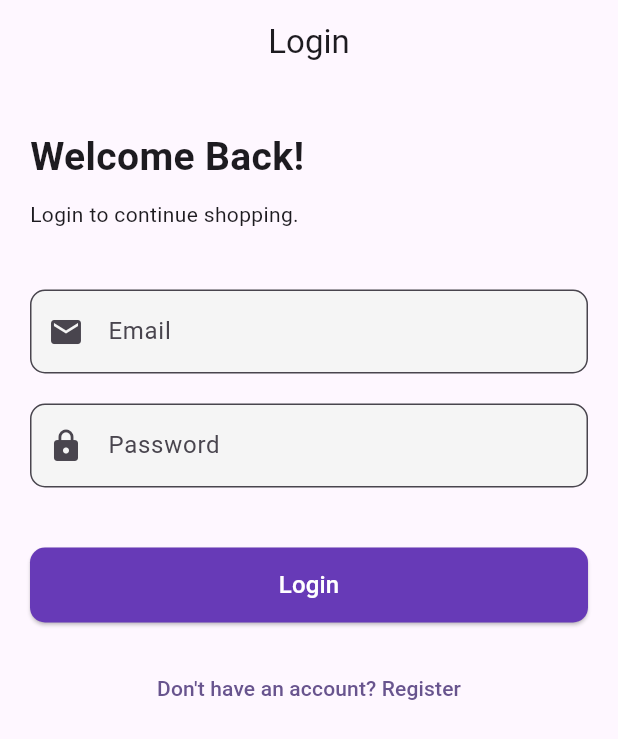
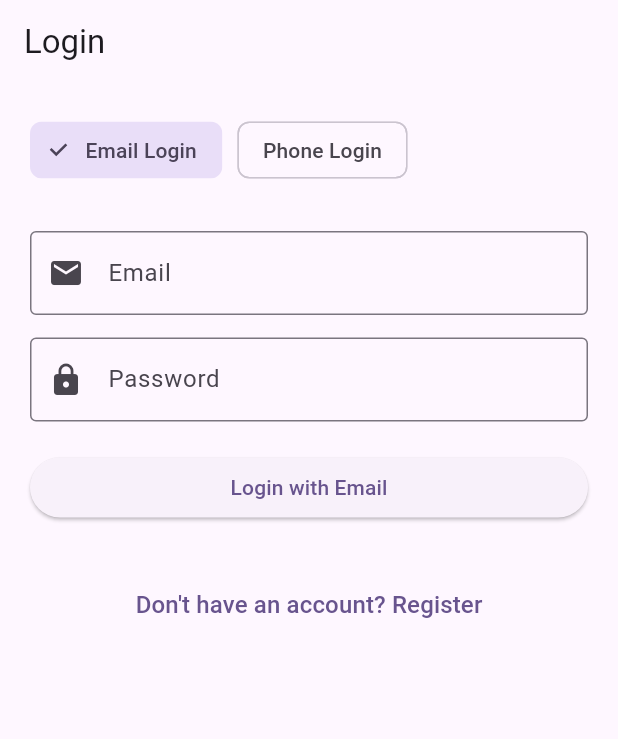
Before and after one commit to Md-sourov-hasan/E-comarce-_app, a Flutter app: the screen it shows after launch, on a phone screen of 412 x 824 dp. Shown: the top 739 px of the screen. Run offline on Flutter 3.47's test engine with Material 3 defaults, Android fonts, the phone set to English and light mode, and no system bars; our stand-ins replace carousel_slider, cloud_firestore, firebase_auth, firebase_core, get, page_view_dot_indicator; accounts and stored records are empty.

Commit message:
e comarce app compleated

```diff
--- a/lib/main.dart
+++ b/lib/main.dart
@@ -3,7 +3,9 @@ import 'package:get/route_manager.dart';
 import 'package:firebase_core/firebase_core.dart';
 import 'firebase_options.dart';
 import 'package:my_app/views/auth/login/login.dart';
+import 'package:my_app/views/auth/register/register.dart';
 import 'package:my_app/views/home/home.dart';
+import 'package:my_app/views/auth/otp_verify_view.dart';
 
 Future<void> main() async {
   WidgetsFlutterBinding.ensureInitialized();
@@ -25,7 +27,13 @@ class MyApp extends StatelessWidget {
         colorScheme: ColorScheme.fromSeed(seedColor: Colors.deepPurple),
         useMaterial3: true,
       ),
-      home:LoginScreen(),
+      initialRoute: '/login',
+      getPages: [
+        GetPage(name: '/login', page: () => const LoginScreen()),
+        GetPage(name: '/register', page: () => const RegisterView()),
+        GetPage(name: '/home', page: () => const HomeView()),
+        GetPage(name: '/otp', page: () => const OtpVerifyView()),
+      ],
     );
   }
 }
--- a/lib/views/auth/login/login.dart
+++ b/lib/views/auth/login/login.dart
@@ -2,89 +2,129 @@ import 'package:flutter/material.dart';
 import 'package:get/get.dart';
 import 'package:my_app/controller/auth_controller.dart';
 import 'package:my_app/views/auth/register/register.dart';
+import 'package:my_app/views/home/home.dart';
 
-class LoginScreen extends StatelessWidget {
+class LoginScreen extends StatefulWidget {
   const LoginScreen({super.key});
 
   @override
+  State<LoginScreen> createState() => _LoginScreenState();
+}
+
+class _LoginScreenState extends State<LoginScreen> {
+  final AuthController controller = Get.put(AuthController());
+  bool isPhoneLogin = false; // toggle between email and phone
+
+  @override
   Widget build(BuildContext context) {
-    final controller = Get.put(AuthController());
-
     return Scaffold(
-      appBar: AppBar(
-        title: const Text('Login'),
-        centerTitle: true,
-      ),
-      body: SingleChildScrollView(
-        child: Padding(
-          padding: const EdgeInsets.symmetric(horizontal: 20, vertical: 30),
-          child: Form(
-            key: controller.loginKey,
+      appBar: AppBar(title: const Text('Login')),
+      body: Padding(
+        padding: const EdgeInsets.all(20),
+        child: Obx(() => SingleChildScrollView(
           child: Column(
             crossAxisAlignment: CrossAxisAlignment.start,
             children: [
-                const Text(
-                  "Welcome Back!",
-                  style: TextStyle(fontSize: 26, fontWeight: FontWeight.bold),
+              // Toggle between Email / Phone
+              Row(
+                children: [
+                  ChoiceChip(
+                    label: const Text("Email Login"),
+                    selected: !isPhoneLogin,
+                    onSelected: (v) => setState(() => isPhoneLogin = false),
                   ),
-                const SizedBox(height: 10),
-                const Text("Login to continue shopping."),
+                  const SizedBox(width: 10),
+                  ChoiceChip(
+                    label: const Text("Phone Login"),
+                    selected: isPhoneLogin,
+                    onSelected: (v) => setState(() => isPhoneLogin = true),
+                  ),
+                ],
+              ),
               const SizedBox(height: 30),
 
-                _buildFormField(controller.emailController, "Email", Icons.email),
-                _buildFormField(controller.passwordController, "Password", Icons.lock, isObscure: true),
+              // ----------- EMAIL LOGIN -----------
+              if (!isPhoneLogin) ...[
+                TextField(
+                  controller: controller.emailController,
+                  keyboardType: TextInputType.emailAddress,
+                  decoration: const InputDecoration(
+                    labelText: "Email",
+                    prefixIcon: Icon(Icons.email),
+                    border: OutlineInputBorder(),
+                  ),
+                ),
+                const SizedBox(height: 15),
+                TextField(
+                  controller: controller.passwordController,
+                  obscureText: true,
+                  decoration: const InputDecoration(
+                    labelText: "Password",
+                    prefixIcon: Icon(Icons.lock),
+                    border: OutlineInputBorder(),
+                  ),
+                ),
+                const SizedBox(height: 20),
+                SizedBox(
+                  width: double.infinity,
+                  child: ElevatedButton(
+                    onPressed: controller.isLoading.value
+                        ? null
+                        : () async {
+                            await controller.loginWithEmail();
+                            // check if user is logged in
+                            if (controller.isLoading()) {
+                              Get.offAll(() => HomeView());
+                            }
+                          },
+                    child: controller.isLoading.value
+                        ? const CircularProgressIndicator(color: Colors.white)
+                        : const Text("Login with Email"),
+                  ),
+                ),
+              ],
+
+              // ----------- PHONE LOGIN -----------
+              if (isPhoneLogin) ...[
+                TextField(
+                  controller: controller.phoneController,
+                  keyboardType: TextInputType.phone,
+                  decoration: const InputDecoration(
+                    labelText: "Phone Number",
+                    hintText: "+8801XXXXXXXXX",
+                    prefixIcon: Icon(Icons.phone),
+                    border: OutlineInputBorder(),
+                  ),
+                ),
+                const SizedBox(height: 20),
+                SizedBox(
+                  width: double.infinity,
+                  child: ElevatedButton(
+                    onPressed: controller.isLoading.value
+                        ? null
+                        : () => controller.sendOTP(),
+                    child: controller.isLoading.value
+                        ? const CircularProgressIndicator(color: Colors.white)
+                        : const Text("Send OTP"),
+                  ),
+                ),
+              ],
 
               const SizedBox(height: 30),
-                Obx(() => SizedBox(
-                      width: double.infinity,
-                      height: 50,
-                      child: ElevatedButton(
-                        onPressed: controller.isLoading.value ? null : () => controller.login(),
-                        style: ElevatedButton.styleFrom(
-                          backgroundColor: Colors.deepPurple,
-                          shape: RoundedRectangleBorder(
-                            borderRadius: BorderRadius.circular(10),
-                          ),
-                        ),
-                        child: controller.isLoading.value
-                            ? const CircularProgressIndicator(color: Colors.white)
-                            : const Text("Login", style: TextStyle(fontSize: 16,color: Colors.white)),
-                      ),
-                    )),
-                const SizedBox(height: 20),
               Center(
                 child: TextButton(
-                    onPressed: () => Get.to(() => const RegisterView()),
-                    child: const Text("Don't have an account? Register"),
+                  onPressed: () {
+                    Get.to(() => RegisterView());
+                  },
+                  child: const Text(
+                    "Don't have an account? Register",
+                    style: TextStyle(fontSize: 16),
+                  ),
                 ),
               ),
             ],
           ),
-          ),
-        ),
-      ),
-    );
-  }
-
-  Widget _buildFormField(TextEditingController controller, String hint, IconData icon, {bool isObscure = false}) {
-    return Padding(
-      padding: const EdgeInsets.symmetric(vertical: 10),
-      child: TextFormField(
-        controller: controller,
-        obscureText: isObscure,
-        validator: (value) {
-          if (value!.isEmpty) {
-            return 'This field is required';
-          }
-          return null;
-        },
-        decoration: InputDecoration(
-          prefixIcon: Icon(icon),
-          hintText: hint,
-          border: OutlineInputBorder(borderRadius: BorderRadius.circular(10)),
-          filled: true,
-          fillColor: Colors.grey.shade100,
-        ),
+        )),
       ),
     );
   }
--- a/lib/views/home/home.dart
+++ b/lib/views/home/home.dart
@@ -1,6 +1,5 @@
 import 'package:flutter/material.dart';
 import 'package:get/route_manager.dart';
-import 'package:get/state_manager.dart';
 import 'package:my_app/views/cart.dart';
 import 'package:my_app/views/home/sections/category_section.dart';
 import 'package:my_app/views/home/sections/products_section.dart';
--- a/lib/views/home/sections/category_section.dart
+++ b/lib/views/home/sections/category_section.dart
@@ -1,8 +1,6 @@
 import 'package:cloud_firestore/cloud_firestore.dart';
-import 'package:flutter/foundation.dart';
 import 'package:flutter/material.dart';
 import 'package:get/get.dart';
-import 'package:get/get_core/src/get_main.dart';
 import 'package:my_app/views/product_list_view.dart';
 
 class CategorySection extends StatelessWidget {
--- a/lib/views/home/sections/products_section.dart
+++ b/lib/views/home/sections/products_section.dart
@@ -9,7 +9,7 @@ class ProductsSection extends StatelessWidget {
 
   @override
   Widget build(BuildContext context) {
-    final _FireStore = FirebaseFirestore.instance;
+    final FireStore = FirebaseFirestore.instance;
     return Padding(
       padding: const EdgeInsets.all(10.0),
       child: Column(
@@ -32,7 +32,7 @@ class ProductsSection extends StatelessWidget {
           ),
           const SizedBox(height: 10,),
           StreamBuilder(
-            stream: _FireStore.collection('products').snapshots(),
+            stream: FireStore.collection('products').snapshots(),
             builder: (context, snapshot) {
               if (snapshot.connectionState == ConnectionState.waiting) {
                 return const Center(
--- a/lib/views/product-details/product_details.dart
+++ b/lib/views/product-details/product_details.dart
@@ -1,5 +1,4 @@
 import 'package:carousel_slider/carousel_slider.dart';
-import 'package:dots_indicator/dots_indicator.dart';
 import 'package:flutter/material.dart';
 import 'package:my_app/views/cart.dart';
 import 'package:page_view_dot_indicator/page_view_dot_indicator.dart';
--- a/lib/views/product_list_view.dart
+++ b/lib/views/product_list_view.dart
@@ -7,13 +7,13 @@ class ProductListView extends StatelessWidget {
 
   @override
   Widget build(BuildContext context) {
-    final _FireStore=FirebaseFirestore.instance;
+    final FireStore=FirebaseFirestore.instance;
     return Scaffold(
       appBar: AppBar(
         title: Text(category['name']),
       ),
       body: StreamBuilder(
-            stream: _FireStore.collection('products').where('category_slug',
+            stream: FireStore.collection('products').where('category_slug',
             isEqualTo: category['slug'],
             ).snapshots(),
             builder: (context, snapshot) {
```
Also changed, not shown: lib/controller/auth_controller.dart (+105 -53 lines), lib/views/auth/otp_verify_view.dart (added, +81 -0 lines), lib/views/auth/register/register.dart (+39 -62 lines). Lines whose indentation alone changed are shown as unchanged.
